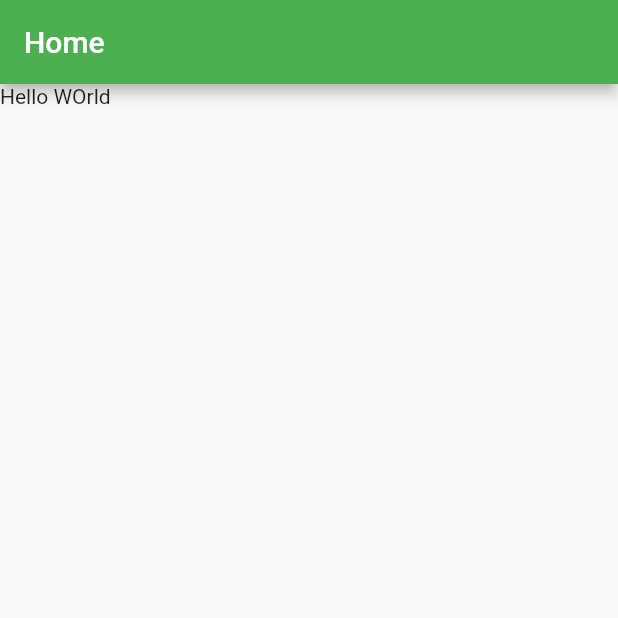
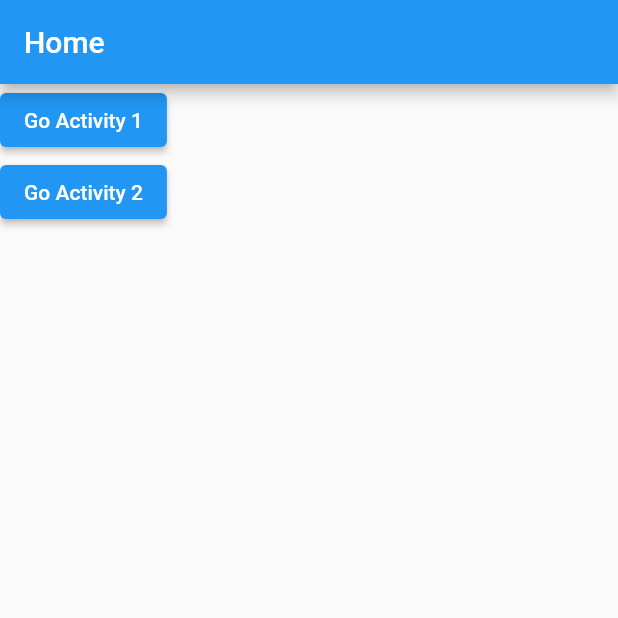
Before and after one commit to sohel7/my_project, a Flutter app: the screen it shows after launch, on a phone screen of 412 x 824 dp, the top half of it. Run offline on Flutter 3.47's test engine with Material 2 defaults, Android fonts, the phone set to English and light mode, and no system bars.

Commit message:
Update main.dart

```diff
--- a/lib/main.dart
+++ b/lib/main.dart
@@ -7,30 +7,77 @@ main(){
 
 class MyApp extends StatelessWidget{
   const MyApp({super.key});
-
   @override
   Widget build(BuildContext context) {
-   return  MaterialApp(
-     theme: ThemeData(primarySwatch: Colors.green),
-     darkTheme: ThemeData(primarySwatch: Colors.amber ),
-     color: Colors.green,
-     debugShowCheckedModeBanner: false,
-     home: HomeActivity(),
-   );
+    return  MaterialApp(
+      theme: ThemeData(primarySwatch: Colors.blue),
+      darkTheme: ThemeData(primarySwatch: Colors.blue ),
+      color: Colors.blue,
+      debugShowCheckedModeBanner: false,
+      home: HomeActivity(),
+    );
   }
 }
+
 
 class HomeActivity extends StatelessWidget{
   const HomeActivity({super.key});
 
+  @override
+  Widget build(BuildContext context) {
+    return Scaffold(
+      appBar: AppBar(
+        title: Text("Home"),
+        backgroundColor: Colors.blue,
+      ),
+      body: Column(
+        mainAxisAlignment: MainAxisAlignment.start,
+        children: [
+          ElevatedButton(onPressed: (){
+            Navigator.push(context, MaterialPageRoute(builder: (context)=>Activity1()));
+           }, child: Text('Go Activity 1')),
 
+          ElevatedButton(onPressed: (){
+            Navigator.push(context, MaterialPageRoute(builder: (context)=>Activity2()));
+           }, child: Text('Go Activity 2'))
+        ],
+      )
+    );
+  }
+}
+
+
+class Activity1 extends StatelessWidget{
 
   @override
   Widget build(BuildContext context) {
-     return Scaffold(
-       appBar: AppBar(title: Text("Home"),),
-       body: Text("Hello WOrld"),
-     );
+    return Scaffold(
+      appBar: AppBar(
+        title: Text("Activity1")
+      ),
+        body: Center(
+          child: ElevatedButton(onPressed: (){
+            Navigator.push(context, MaterialPageRoute(builder: (context)=> Activity2()));
+          }, child: Text('Go Activity 2')),
+        )
+    );
   }
+}
 
+
+class Activity2 extends StatelessWidget{
+
+  @override
+  Widget build(BuildContext context) {
+    return Scaffold(
+      appBar: AppBar(
+          title: Text("Activity2")
+      ),
+        body: Center(
+          child: ElevatedButton(onPressed: (){
+            Navigator.push(context, MaterialPageRoute(builder: (context)=>Activity1()));
+          }, child: Text('Activity 1')),
+        )
+    );
+  }
 }
```
